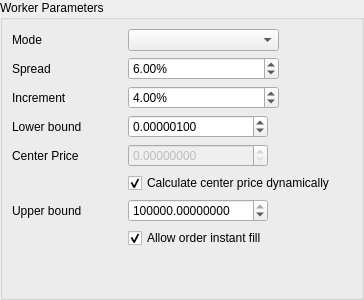
First picture: the form in dexbot/views/ui/forms/staggered_orders_widget.ui, repository xeroc/stakemachine, before the edit.
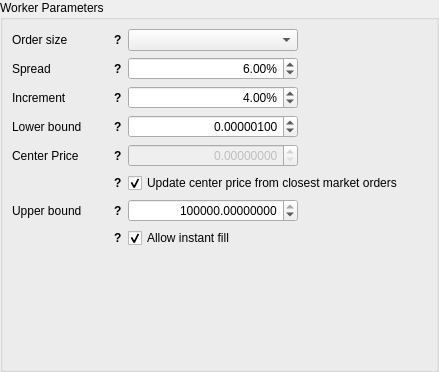
Second picture: the form after the edit.

Commit message: Fix UI problems caused by merge

What changed in the file:
```diff
--- a/dexbot/views/ui/forms/staggered_orders_widget.ui
+++ b/dexbot/views/ui/forms/staggered_orders_widget.ui
@@ -6,8 +6,8 @@
    <rect>
     <x>0</x>
     <y>0</y>
-    <width>364</width>
-    <height>300</height>
+    <width>439</width>
+    <height>372</height>
    </rect>
   </property>
   <property name="windowTitle">
@@ -32,17 +32,96 @@
       <string>Worker Parameters</string>
      </property>
      <layout class="QFormLayout" name="formLayout">
-      <item row="0" column="0">
-       <widget class="QLabel" name="mode_label">
-        <property name="text">
-         <string>Mode</string>
+      <item row="2" column="0">
+       <widget class="QWidget" name="mode_wrap" native="true">
+        <property name="minimumSize">
+         <size>
+          <width>110</width>
+          <height>0</height>
+         </size>
         </property>
-        <property name="buddy">
-         <cstring>mode_input</cstring>
+        <property name="maximumSize">
+         <size>
+          <width>110</width>
+          <height>16777215</height>
+         </size>
         </property>
+        <layout class="QHBoxLayout" name="horizontalLayout_4">
+         <property name="spacing">
+          <number>0</number>
+         </property>
+         <property name="leftMargin">
+          <number>0</number>
+         </property>
+         <property name="topMargin">
+          <number>0</number>
+         </property>
+         <property name="rightMargin">
+          <number>0</number>
+         </property>
+         <property name="bottomMargin">
+          <number>0</number>
+         </property>
+         <item>
+          <widget class="QLabel" name="mode_label">
+           <property name="sizePolicy">
+            <sizepolicy hsizetype="Minimum" vsizetype="Preferred">
+             <horstretch>0</horstretch>
+             <verstretch>0</verstretch>
+            </sizepolicy>
+           </property>
+           <property name="minimumSize">
+            <size>
+             <width>0</width>
+             <height>0</height>
+            </size>
+           </property>
+           <property name="maximumSize">
+            <size>
+             <width>16777215</width>
+             <height>16777215</height>
+            </size>
+           </property>
+           <property name="text">
+            <string>Order size</string>
+           </property>
+           <property name="wordWrap">
+            <bool>true</bool>
+           </property>
+          </widget>
+         </item>
+         <item>
+          <widget class="QLabel" name="mode_tooltip">
+           <property name="sizePolicy">
+            <sizepolicy hsizetype="Fixed" vsizetype="Preferred">
+             <horstretch>0</horstretch>
+             <verstretch>0</verstretch>
+            </sizepolicy>
+           </property>
+           <property name="font">
+            <font>
+             <weight>75</weight>
+             <bold>true</bold>
+            </font>
+           </property>
+           <property name="cursor">
+            <cursorShape>WhatsThisCursor</cursorShape>
+           </property>
+           <property name="toolTip">
+            <string>Amount of sell/buy order</string>
+           </property>
+           <property name="text">
+            <string>?</string>
+           </property>
+           <property name="margin">
+            <number>5</number>
+           </property>
+          </widget>
+         </item>
+        </layout>
        </widget>
       </item>
-      <item row="0" column="1">
+      <item row="2" column="1">
        <widget class="QComboBox" name="mode_input">
         <property name="sizePolicy">
          <sizepolicy hsizetype="Fixed" vsizetype="Fixed">
@@ -52,16 +131,16 @@
         </property>
         <property name="minimumSize">
          <size>
-          <width>151</width>
+          <width>170</width>
           <height>0</height>
          </size>
         </property>
        </widget>
       </item>
-      <item row="1" column="0">
-       <widget class="QLabel" name="spread_label">
+      <item row="6" column="0">
+       <widget class="QWidget" name="spread_wrap" native="true">
         <property name="sizePolicy">
-         <sizepolicy hsizetype="Maximum" vsizetype="Preferred">
+         <sizepolicy hsizetype="Fixed" vsizetype="Preferred">
           <horstretch>0</horstretch>
           <verstretch>0</verstretch>
          </sizepolicy>
@@ -78,15 +157,82 @@
           <height>16777215</height>
          </size>
         </property>
-        <property name="text">
-         <string>Spread</string>
-        </property>
-        <property name="buddy">
-         <cstring>spread_input</cstring>
-        </property>
+        <layout class="QHBoxLayout" name="horizontalLayout_5">
+         <property name="spacing">
+          <number>0</number>
+         </property>
+         <property name="leftMargin">
+          <number>0</number>
+         </property>
+         <property name="topMargin">
+          <number>0</number>
+         </property>
+         <property name="rightMargin">
+          <number>0</number>
+         </property>
+         <property name="bottomMargin">
+          <number>0</number>
+         </property>
+         <item>
+          <widget class="QLabel" name="spread_label">
+           <property name="sizePolicy">
+            <sizepolicy hsizetype="Minimum" vsizetype="Preferred">
+             <horstretch>0</horstretch>
+             <verstretch>0</verstretch>
+            </sizepolicy>
+           </property>
+           <property name="minimumSize">
+            <size>
+             <width>0</width>
+             <height>0</height>
+            </size>
+           </property>
+           <property name="maximumSize">
+            <size>
+             <width>16777215</width>
+             <height>16777215</height>
+            </size>
+           </property>
+           <property name="text">
+            <string>Spread</string>
+           </property>
+           <property name="wordWrap">
+            <bool>true</bool>
+           </property>
+          </widget>
+         </item>
+         <item>
+          <widget class="QLabel" name="spread_tooltip">
+           <property name="sizePolicy">
+            <sizepolicy hsizetype="Fixed" vsizetype="Preferred">
+             <horstretch>0</horstretch>
+             <verstretch>0</verstretch>
+            </sizepolicy>
+           </property>
+           <property name="font">
+            <font>
+             <weight>75</weight>
+             <bold>true</bold>
+            </font>
+           </property>
+           <property name="cursor">
+            <cursorShape>WhatsThisCursor</cursorShape>
+           </property>
+           <property name="toolTip">
+            <string>The percentage difference between buy and sell</string>
+           </property>
+           <property name="text">
+            <string>?</string>
+           </property>
+           <property name="margin">
+            <number>5</number>
+           </property>
+          </widget>
+         </item>
+        </layout>
        </widget>
       </item>
-      <item row="1" column="1">
+      <item row="6" column="1">
        <widget class="QDoubleSpinBox" name="spread_input">
         <property name="sizePolicy">
          <sizepolicy hsizetype="Fixed" vsizetype="Fixed">
@@ -96,13 +242,16 @@
         </property>
         <property name="minimumSize">
          <size>
-          <width>151</width>
+          <width>170</width>
           <height>0</height>
          </size>
         </property>
         <property name="locale">
          <locale language="English" country="UnitedStates"/>
         </property>
+        <property name="alignment">
+         <set>Qt::AlignRight|Qt::AlignTrailing|Qt::AlignVCenter</set>
+        </property>
         <property name="suffix">
          <string>%</string>
         </property>
@@ -114,10 +263,10 @@
         </property>
        </widget>
       </item>
-      <item row="2" column="0">
-       <widget class="QLabel" name="increment_label">
+      <item row="9" column="0">
+       <widget class="QWidget" name="increment_wrap" native="true">
         <property name="sizePolicy">
-         <sizepolicy hsizetype="Maximum" vsizetype="Preferred">
+         <sizepolicy hsizetype="Fixed" vsizetype="Preferred">
           <horstretch>0</horstretch>
           <verstretch>0</verstretch>
          </sizepolicy>
@@ -134,15 +283,82 @@
           <height>16777215</height>
          </size>
         </property>
-        <property name="text">
-         <string>Increment</string>
-        </property>
-        <property name="buddy">
-         <cstring>spread_input</cstring>
-        </property>
+        <layout class="QHBoxLayout" name="horizontalLayout_6">
+         <property name="spacing">
+          <number>0</number>
+         </property>
+         <property name="leftMargin">
+          <number>0</number>
+         </property>
+         <property name="topMargin">
+          <number>0</number>
+         </property>
+         <property name="rightMargin">
+          <number>0</number>
+         </property>
+         <property name="bottomMargin">
+          <number>0</number>
+         </property>
+         <item>
+          <widget class="QLabel" name="increment_label">
+           <property name="sizePolicy">
+            <sizepolicy hsizetype="Minimum" vsizetype="Preferred">
+             <horstretch>0</horstretch>
+             <verstretch>0</verstretch>
+            </sizepolicy>
+           </property>
+           <property name="minimumSize">
+            <size>
+             <width>0</width>
+             <height>0</height>
+            </size>
+           </property>
+           <property name="maximumSize">
+            <size>
+             <width>16777215</width>
+             <height>16777215</height>
+            </size>
+           </property>
+           <property name="text">
+            <string>Increment</string>
+           </property>
+           <property name="wordWrap">
+            <bool>true</bool>
+           </property>
+          </widget>
+         </item>
+         <item>
+          <widget class="QLabel" name="increment_tooltip">
+           <property name="sizePolicy">
+            <sizepolicy hsizetype="Fixed" vsizetype="Preferred">
+             <horstretch>0</horstretch>
+             <verstretch>0</verstretch>
+            </sizepolicy>
+           </property>
+           <property name="font">
+            <font>
+             <weight>75</weight>
+             <bold>true</bold>
+            </font>
+           </property>
+           <property name="cursor">
+            <cursorShape>WhatsThisCursor</cursorShape>
+           </property>
+           <property name="toolTip">
+            <string>The percentage difference between each staggered order</string>
+           </property>
+           <property name="text">
+            <string>?</string>
+           </property>
+           <property name="margin">
+            <number>5</number>
+           </property>
+          </widget>
+         </item>
+        </layout>
        </widget>
       </item>
-      <item row="2" column="1">
+      <item row="9" column="1">
        <widget class="QDoubleSpinBox" name="increment_input">
         <property name="sizePolicy">
          <sizepolicy hsizetype="Fixed" vsizetype="Fixed">
@@ -152,13 +368,16 @@
         </property>
         <property name="minimumSize">
          <size>
-          <width>151</width>
+          <width>170</width>
           <height>0</height>
          </size>
         </property>
         <property name="locale">
          <locale language="English" country="UnitedStates"/>
         </property>
+        <property name="alignment">
+         <set>Qt::AlignRight|Qt::AlignTrailing|Qt::AlignVCenter</set>
+        </property>
         <property name="suffix">
          <string>%</string>
         </property>
@@ -170,10 +389,10 @@
         </property>
        </widget>
       </item>
-      <item row="3" column="0">
-       <widget class="QLabel" name="lower_bound_label">
+      <item row="11" column="0">
+       <widget class="QWidget" name="lower_bound_wrap" native="true">
         <property name="sizePolicy">
-         <sizepolicy hsizetype="Maximum" vsizetype="Preferred">
+         <sizepolicy hsizetype="Fixed" vsizetype="Preferred">
           <horstretch>0</horstretch>
           <verstretch>0</verstretch>
          </sizepolicy>
@@ -190,15 +409,82 @@
           <height>16777215</height>
          </size>
         </property>
-        <property name="text">
-         <string>Lower bound</string>
-        </property>
-        <property name="buddy">
-         <cstring>spread_input</cstring>
-        </property>
+        <layout class="QHBoxLayout" name="horizontalLayout_7">
+         <property name="spacing">
+          <number>0</number>
+         </property>
+         <property name="leftMargin">
+          <number>0</number>
+         </property>
+         <property name="topMargin">
+          <number>0</number>
+         </property>
+         <property name="rightMargin">
+          <number>0</number>
+         </property>
+         <property name="bottomMargin">
+          <number>0</number>
+         </property>
+         <item>
+          <widget class="QLabel" name="lower_bound_label">
+           <property name="sizePolicy">
+            <sizepolicy hsizetype="Minimum" vsizetype="Preferred">
+             <horstretch>0</horstretch>
+             <verstretch>0</verstretch>
+            </sizepolicy>
+           </property>
+           <property name="minimumSize">
+            <size>
+             <width>0</width>
+             <height>0</height>
+            </size>
+           </property>
+           <property name="maximumSize">
+            <size>
+             <width>16777215</width>
+             <height>16777215</height>
+            </size>
+           </property>
+           <property name="text">
+            <string>Lower bound</string>
+           </property>
+           <property name="wordWrap">
+            <bool>true</bool>
+           </property>
+          </widget>
+         </item>
+         <item>
+          <widget class="QLabel" name="lower_bound_tooltip">
+           <property name="sizePolicy">
+            <sizepolicy hsizetype="Fixed" vsizetype="Preferred">
+             <horstretch>0</horstretch>
+             <verstretch>0</verstretch>
+            </sizepolicy>
+           </property>
+           <property name="font">
+            <font>
+             <weight>75</weight>
+             <bold>true</bold>
+            </font>
+           </property>
+           <property name="cursor">
+            <cursorShape>WhatsThisCursor</cursorShape>
+           </property>
+           <property name="toolTip">
+            <string>The bottom price in the range</string>
+           </property>
+           <property name="text">
+            <string>?</string>
+           </property>
+           <property name="margin">
+            <number>5</number>
+           </property>
+          </widget>
+         </item>
+        </layout>
        </widget>
       </item>
-      <item row="3" column="1">
+      <item row="11" column="1">
        <widget class="QDoubleSpinBox" name="lower_bound_input">
         <property name="sizePolicy">
          <sizepolicy hsizetype="Fixed" vsizetype="Fixed">
@@ -208,13 +494,16 @@
         </property>
         <property name="minimumSize">
          <size>
-          <width>140</width>
+          <width>170</width>
           <height>0</height>
          </size>
         </property>
         <property name="locale">
          <locale language="English" country="UnitedStates"/>
         </property>
+        <property name="alignment">
+         <set>Qt::AlignRight|Qt::AlignTrailing|Qt::AlignVCenter</set>
+        </property>
         <property name="decimals">
          <number>8</number>
         </property>
@@ -226,10 +515,10 @@
         </property>
        </widget>
       </item>
-      <item row="6" column="0">
-       <widget class="QLabel" name="center_price_label">
+      <item row="15" column="0">
+       <widget class="QWidget" name="center_price_wrap" native="true">
         <property name="sizePolicy">
-         <sizepolicy hsizetype="Maximum" vsizetype="Preferred">
+         <sizepolicy hsizetype="Fixed" vsizetype="Preferred">
           <horstretch>0</horstretch>
           <verstretch>0</verstretch>
          </sizepolicy>
@@ -246,15 +535,79 @@
           <height>16777215</height>
          </size>
         </property>
-        <property name="text">
-         <string>Center Price</string>
-        </property>
-        <property name="buddy">
-         <cstring>center_price_input</cstring>
-        </property>
+        <layout class="QHBoxLayout" name="horizontalLayout_8">
+         <property name="spacing">
+          <number>0</number>
+         </property>
+         <property name="leftMargin">
+          <number>0</number>
+         </property>
+         <property name="topMargin">
+          <number>0</number>
+         </property>
+         <property name="rightMargin">
+          <number>0</number>
+         </property>
+         <property name="bottomMargin">
+          <number>0</number>
+         </property>
+         <item>
+          <widget class="QLabel" name="center_price_label">
+           <property name="sizePolicy">
+            <sizepolicy hsizetype="Minimum" vsizetype="Preferred">
+             <horstretch>0</horstretch>
+             <verstretch>0</verstretch>
+            </sizepolicy>
+           </property>
+           <property name="minimumSize">
+            <size>
+             <width>0</width>
+             <height>0</height>
+            </size>
+           </property>
+           <property name="maximumSize">
+            <size>
+             <width>16777215</width>
+             <height>16777215</height>
+            </size>
+           </property>
+           <property name="text">
+            <string>Center Price</string>
+           </property>
+          </widget>
+         </item>
+         <item>
+          <widget class="QLabel" name="center_price_tooltip">
+           <property name="sizePolicy">
+            <sizepolicy hsizetype="Fixed" vsizetype="Preferred">
+             <horstretch>0</horstretch>
+             <verstretch>0</verstretch>
+            </sizepolicy>
+           </property>
+           <property name="font">
+            <font>
+             <weight>75</weight>
+             <bold>true</bold>
+            </font>
+           </property>
+           <property name="cursor">
+            <cursorShape>WhatsThisCursor</cursorShape>
+           </property>
+           <property name="toolTip">
+            <string>Fixed center price expressed in base asset: base/quote</string>
+           </property>
+           <property name="text">
+            <string>?</string>
+           </property>
+           <property name="margin">
+            <number>5</number>
+           </property>
+          </widget>
+         </item>
+        </layout>
        </widget>
       </item>
-      <item row="6" column="1">
+      <item row="15" column="1">
        <widget class="QDoubleSpinBox" name="center_price_input">
         <property name="enabled">
          <bool>false</bool>
@@ -267,13 +620,16 @@
         </property>
         <property name="minimumSize">
          <size>
-          <width>140</width>
+          <width>170</width>
           <height>0</height>
          </size>
         </property>
         <property name="locale">
          <locale language="English" country="UnitedStates"/>
         </property>
+        <property name="alignment">
+         <set>Qt::AlignRight|Qt::AlignTrailing|Qt::AlignVCenter</set>
+        </property>
         <property name="accelerated">
          <bool>false</bool>
         </property>
@@ -291,20 +647,109 @@
         </property>
        </widget>
       </item>
-      <item row="8" column="1">
-       <widget class="QCheckBox" name="center_price_dynamic_checkbox">
+      <item row="17" column="0">
+       <widget class="QWidget" name="center_price_dynamic_wrap" native="true">
+        <property name="sizePolicy">
+         <sizepolicy hsizetype="Fixed" vsizetype="Preferred">
+          <horstretch>0</horstretch>
+          <verstretch>0</verstretch>
+         </sizepolicy>
+        </property>
+        <property name="minimumSize">
+         <size>
+          <width>110</width>
+          <height>0</height>
+         </size>
+        </property>
+        <property name="maximumSize">
+         <size>
+          <width>110</width>
+          <height>16777215</height>
+         </size>
+        </property>
+        <layout class="QHBoxLayout" name="horizontalLayout_10">
+         <property name="spacing">
+          <number>0</number>
+         </property>
+         <property name="leftMargin">
+          <number>0</number>
+         </property>
+         <property name="topMargin">
+          <number>0</number>
+         </property>
+         <property name="rightMargin">
+          <number>0</number>
+         </property>
+         <property name="bottomMargin">
+          <number>0</number>
+         </property>
+         <item>
+          <spacer name="horizontalSpacer">
+           <property name="orientation">
+            <enum>Qt::Horizontal</enum>
+           </property>
+           <property name="sizeHint" stdset="0">
+            <size>
+             <width>40</width>
+             <height>20</height>
+            </size>
+           </property>
+          </spacer>
+         </item>
+         <item>
+          <widget class="QLabel" name="center_price_dynamic_tooltip">
+           <property name="sizePolicy">
+            <sizepolicy hsizetype="Fixed" vsizetype="Preferred">
+             <horstretch>0</horstretch>
+             <verstretch>0</verstretch>
+            </sizepolicy>
+           </property>
+           <property name="font">
+            <font>
+             <weight>75</weight>
+             <bold>true</bold>
+            </font>
+           </property>
+           <property name="cursor">
+            <cursorShape>WhatsThisCursor</cursorShape>
+           </property>
+           <property name="toolTip">
+            <string>Always calculate the middle from the closest market orders</string>
+           </property>
+           <property name="text">
+            <string>?</string>
+           </property>
+           <property name="alignment">
+            <set>Qt::AlignLeading|Qt::AlignLeft|Qt::AlignVCenter</set>
+           </property>
+           <property name="margin">
+            <number>5</number>
+           </property>
+          </widget>
+         </item>
+        </layout>
+       </widget>
+      </item>
+      <item row="17" column="1">
+       <widget class="QCheckBox" name="center_price_dynamic_input">
+        <property name="sizePolicy">
+         <sizepolicy hsizetype="Fixed" vsizetype="Fixed">
+          <horstretch>0</horstretch>
+          <verstretch>0</verstretch>
+         </sizepolicy>
+        </property>
         <property name="text">
-         <string>Calculate center price dynamically</string>
+         <string>Update center price from closest market orders</string>
         </property>
         <property name="checked">
          <bool>true</bool>
         </property>
        </widget>
       </item>
-      <item row="9" column="0">
-       <widget class="QLabel" name="upper_bound_label">
+      <item row="19" column="0">
+       <widget class="QWidget" name="upper_bound_wrap" native="true">
         <property name="sizePolicy">
-         <sizepolicy hsizetype="Maximum" vsizetype="Preferred">
+         <sizepolicy hsizetype="Fixed" vsizetype="Preferred">
           <horstretch>0</horstretch>
           <verstretch>0</verstretch>
          </sizepolicy>
@@ -321,15 +766,79 @@
           <height>16777215</height>
          </size>
         </property>
-        <property name="text">
-         <string>Upper bound</string>
-        </property>
-        <property name="buddy">
-         <cstring>spread_input</cstring>
-        </property>
+        <layout class="QHBoxLayout" name="horizontalLayout_9">
+         <property name="spacing">
+          <number>0</number>
+         </property>
+         <property name="leftMargin">
+          <number>0</number>
+         </property>
+         <property name="topMargin">
+          <number>0</number>
+         </property>
+         <property name="rightMargin">
+          <number>0</number>
+         </property>
+         <property name="bottomMargin">
+          <number>0</number>
+         </property>
+         <item>
+          <widget class="QLabel" name="upper_bound_label">
+           <property name="sizePolicy">
+            <sizepolicy hsizetype="Minimum" vsizetype="Preferred">
+             <horstretch>0</horstretch>
+             <verstretch>0</verstretch>
+            </sizepolicy>
+           </property>
+           <property name="minimumSize">
+            <size>
+             <width>0</width>
+             <height>0</height>
+            </size>
+           </property>
+           <property name="maximumSize">
+            <size>
+             <width>16777215</width>
+             <height>16777215</height>
+            </size>
+           </property>
+           <property name="text">
+            <string>Upper bound</string>
+           </property>
+          </widget>
+         </item>
+         <item>
+          <widget class="QLabel" name="upper_bound_tooltip">
+           <property name="sizePolicy">
+            <sizepolicy hsizetype="Fixed" vsizetype="Preferred">
+             <horstretch>0</horstretch>
+             <verstretch>0</verstretch>
+            </sizepolicy>
+           </property>
+           <property name="font">
+            <font>
+             <weight>75</weight>
+             <bold>true</bold>
+            </font>
+           </property>
+           <property name="cursor">
+            <cursorShape>WhatsThisCursor</cursorShape>
+           </property>
+           <property name="toolTip">
+            <string>The top price in the range</string>
+           </property>
+           <property name="text">
+            <string>?</string>
+           </property>
+           <property name="margin">
+            <number>5</number>
+           </property>
+          </widget>
+         </item>
+        </layout>
        </widget>
       </item>
-      <item row="9" column="1">
+      <item row="19" column="1">
        <widget class="QDoubleSpinBox" name="upper_bound_input">
         <property name="sizePolicy">
          <sizepolicy hsizetype="Fixed" vsizetype="Fixed">
@@ -339,13 +848,16 @@
         </property>
         <property name="minimumSize">
          <size>
-          <width>140</width>
+          <width>170</width>
           <height>0</height>
          </size>
         </property>
         <property name="locale">
          <locale language="English" country="UnitedStates"/>
         </property>
+        <property name="alignment">
+         <set>Qt::AlignRight|Qt::AlignTrailing|Qt::AlignVCenter</set>
+        </property>
         <property name="decimals">
          <number>8</number>
         </property>
@@ -357,10 +869,99 @@
         </property>
        </widget>
       </item>
-      <item row="10" column="1">
-       <widget class="QCheckBox" name="allow_instant_fill_checkbox">
+      <item row="20" column="0">
+       <widget class="QWidget" name="allow_instant_fill_wraper" native="true">
+        <property name="sizePolicy">
+         <sizepolicy hsizetype="Fixed" vsizetype="Preferred">
+          <horstretch>0</horstretch>
+          <verstretch>0</verstretch>
+         </sizepolicy>
+        </property>
+        <property name="minimumSize">
+         <size>
+          <width>110</width>
+          <height>0</height>
+         </size>
+        </property>
+        <property name="maximumSize">
+         <size>
+          <width>110</width>
+          <height>16777215</height>
+         </size>
+        </property>
+        <layout class="QHBoxLayout" name="horizontalLayout_15">
+         <property name="spacing">
+          <number>0</number>
+         </property>
+         <property name="leftMargin">
+          <number>0</number>
+         </property>
+         <property name="topMargin">
+          <number>0</number>
+         </property>
+         <property name="rightMargin">
+          <number>0</number>
+         </property>
+         <property name="bottomMargin">
+          <number>0</number>
+         </property>
+         <item>
+          <spacer name="horizontalSpacer_6">
+           <property name="orientation">
+            <enum>Qt::Horizontal</enum>
+           </property>
+           <property name="sizeHint" stdset="0">
+            <size>
+             <width>40</width>
+             <height>20</height>
+            </size>
+           </property>
+          </spacer>
+         </item>
+         <item>
+          <widget class="QLabel" name="allow_instant_fill_tooltip">
+           <property name="sizePolicy">
+            <sizepolicy hsizetype="Fixed" vsizetype="Preferred">
+             <horstretch>0</horstretch>
+             <verstretch>0</verstretch>
+            </sizepolicy>
+           </property>
+           <property name="font">
+            <font>
+             <weight>75</weight>
+             <bold>true</bold>
+            </font>
+           </property>
+           <property name="cursor">
+            <cursorShape>WhatsThisCursor</cursorShape>
+           </property>
+           <property name="toolTip">
+            <string>Allow orders that fill instantly</string>
+           </property>
+           <property name="text">
+            <string>?</string>
+           </property>
+           <property name="alignment">
+            <set>Qt::AlignLeading|Qt::AlignLeft|Qt::AlignVCenter</set>
+           </property>
+           <property name="margin">
+            <number>5</number>
+           </property>
+          </widget>
+         </item>
+        </layout>
+       </widget>
+      </item>
+      <item row="20" column="1">
+       <widget class="QCheckBox" name="allow_instant_fill_input">
+        <property name="sizePolicy">
+         <sizepolicy hsizetype="Fixed" vsizetype="Fixed">
+          <horstretch>0</horstretch>
+          <verstretch>0</verstretch>
+         </sizepolicy>
+        </property>
         <property name="text">
-         <string>Allow order instant fill</string>
+         <string>Allow instant fill</string>
         </property>
         <property name="checked">
          <bool>true</bool>
```
Left out of the diff: 12 changed lines with no effect on the pictures. The commit also changes 2 other files.
